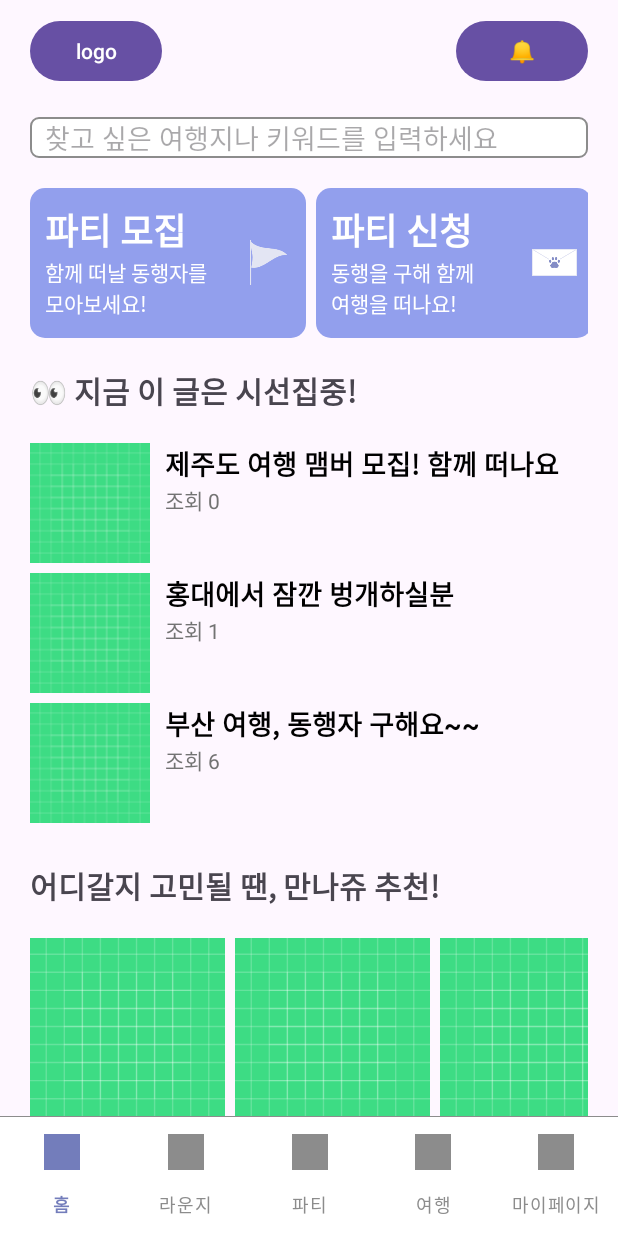
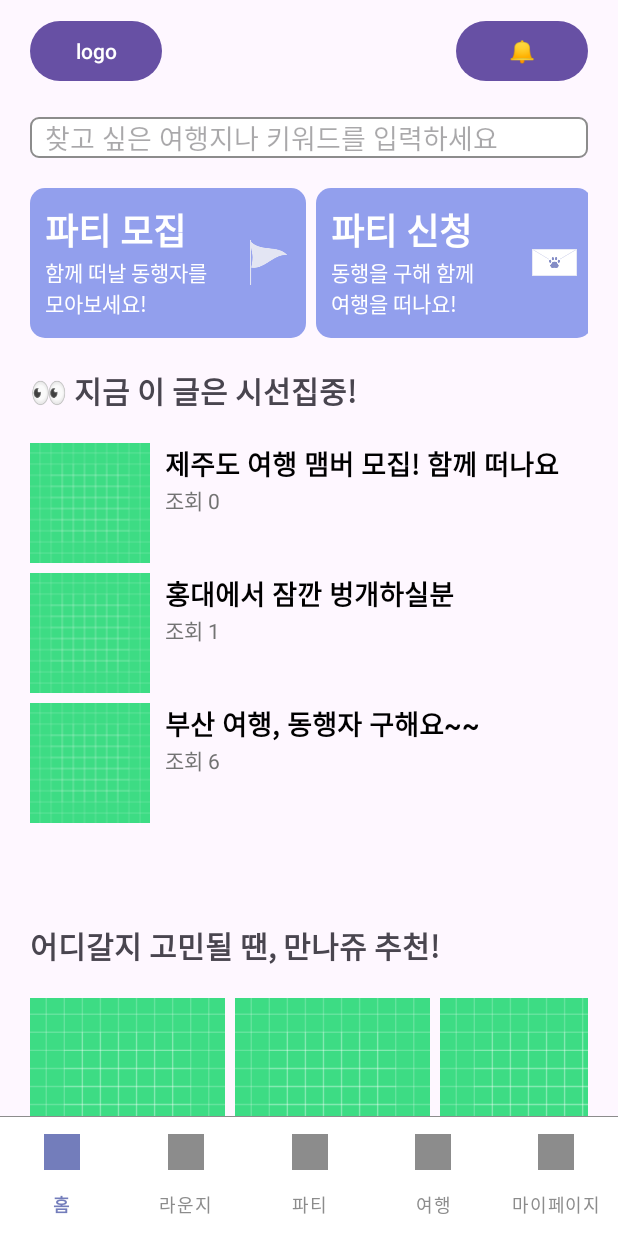
Before and after one commit to Lee-JuYeon/Meetjyou_Android, an Android app: the HomeFragment screen opened directly, with no data from a screen before it, on a phone screen of 412 x 824 dp. Run offline under Robolectric (Android 15) with nearby library versions, the phone set to English and light mode, and no system bars; our stand-ins replace data binding, navigation-ui; pictures from the network do not load.

```diff
--- a/app/src/main/res/layout/fragment_home.xml
+++ b/app/src/main/res/layout/fragment_home.xml
@@ -73,13 +73,21 @@
                 android:textStyle="bold" />
 
             <!-- Hot Post List -->
-            <androidx.recyclerview.widget.RecyclerView
-                android:id="@+id/hotpostList"
+            <!-- Hot Post List with Pull-to-Refresh -->
+            <androidx.swiperefreshlayout.widget.SwipeRefreshLayout
+                android:id="@+id/swipeRefreshLayout"
                 android:layout_width="match_parent"
-                android:layout_height="250dp"
-                android:layout_marginTop="20dp"
-                android:orientation="vertical"
-                android:nestedScrollingEnabled="true" />
+                android:layout_height="300dp"
+                android:layout_marginTop="20dp">
+
+                <androidx.recyclerview.widget.RecyclerView
+                    android:id="@+id/hotpostList"
+                    android:layout_width="match_parent"
+                    android:layout_height="match_parent"
+                    android:orientation="vertical"
+                    android:nestedScrollingEnabled="true" />
+
+            </androidx.swiperefreshlayout.widget.SwipeRefreshLayout>
 
             <!-- Recommendation Title -->
             <TextView
```
Also changed, not shown: gradle/wrapper/gradle-wrapper.properties, 3 other files.
